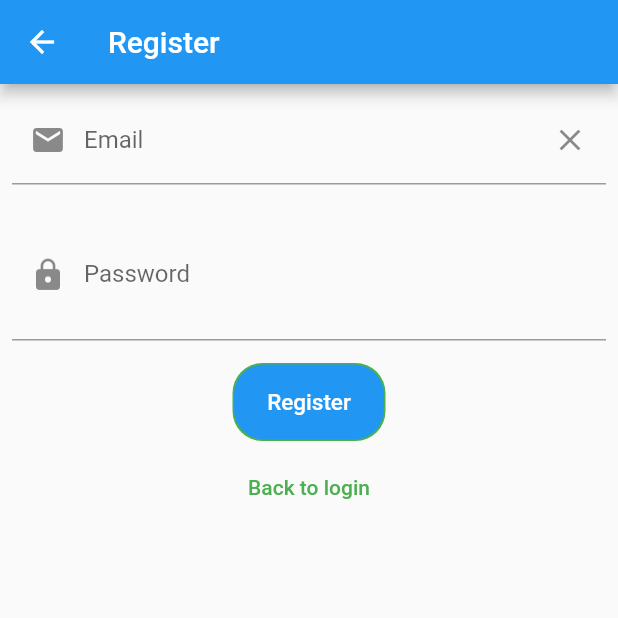
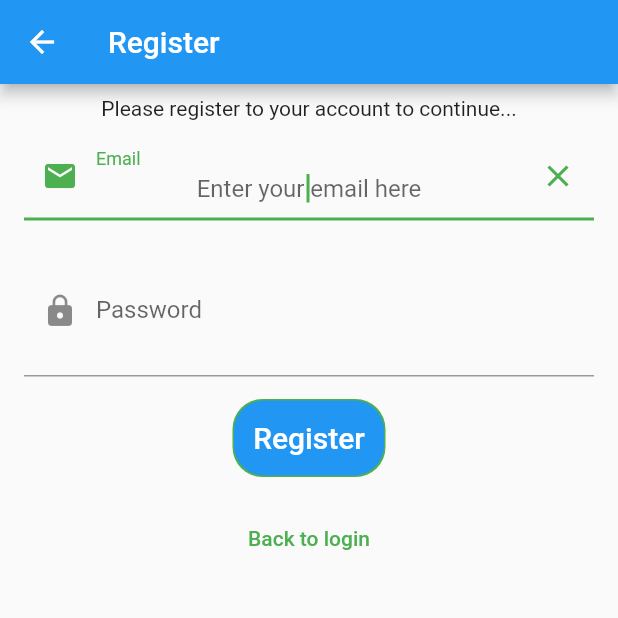
Before and after one commit to ArvinXO/takenote, a Flutter app: the RegisterView screen opened directly, on a phone screen of 412 x 824 dp, the top half of it. Run offline on Flutter 3.47's test engine with Material 2 defaults, Android fonts, the phone set to English and light mode, and no system bars; our stand-ins replace bloc, cloud_firestore, equatable, firebase_auth, firebase_core, flutter_bloc and 2 more; missing offline and left inert: cloud_firestore_web, firebase_analytics_web, firebase_auth_web, firebase_core_web, share_plus_web; accounts and stored records are empty; network calls fail.

Commit message:
AuthEvent + State Forgotten Password + Password Dialog + Handle ShouldRegister + UI Tweaks + Fix tests + kConstant usage for DRY

```diff
--- a/lib/constants/kConstants.dart
+++ b/lib/constants/kConstants.dart
@@ -56,3 +56,14 @@ const kFieldDecoration = InputDecoration(
     borderRadius: BorderRadius.all(Radius.circular(32.0)),
   ),
 );
+
+const k8pad = EdgeInsets.all(8.0);
+const k10pad = EdgeInsets.all(10.0);
+const k10SizedBox = SizedBox(height: 10.0);
+const k20SizedBox = SizedBox(height: 20.0);
+const k24SizedBox = SizedBox(height: 24.0);
+
+const kButtonTextStyle = TextStyle(
+  color: Colors.white,
+  fontSize: 20.0,
+);
--- a/lib/main.dart
+++ b/lib/main.dart
@@ -3,11 +3,7 @@ import 'package:flutter_bloc/flutter_bloc.dart';
 import 'package:takenote/services/auth/bloc/auth_bloc.dart';
 import 'package:takenote/services/auth/firebase_auth_provider.dart';
 import 'package:takenote/views/homepage.dart';
-import 'package:takenote/views/login_view.dart';
 import 'package:takenote/views/notes/create_update_note_view.dart';
-import 'package:takenote/views/notes_view.dart';
-import 'package:takenote/views/register_view.dart';
-import 'package:takenote/views/verify_email_view.dart';
 
 import 'constants/routes.dart';
 
--- a/lib/services/auth/auth_provider.dart
+++ b/lib/services/auth/auth_provider.dart
@@ -13,4 +13,5 @@ abstract class AuthProvider {
   });
   Future<void> logOut();
   Future<void> sendEmailVerification();
+  Future<void> sendPasswordResetEmail({required String toEmail});
 }
--- a/lib/services/auth/auth_service.dart
+++ b/lib/services/auth/auth_service.dart
@@ -41,4 +41,8 @@ class AuthService implements AuthProvider {
 
   @override
   Future<void> sendEmailVerification() => provider.sendEmailVerification();
+
+  @override
+  Future<void> sendPasswordResetEmail({required String toEmail}) =>
+      provider.sendPasswordResetEmail(toEmail: toEmail);
 }
--- a/lib/services/auth/bloc/auth_event.dart
+++ b/lib/services/auth/bloc/auth_event.dart
@@ -37,12 +37,12 @@ class AuthEventShouldRegister extends AuthEvent {
   const AuthEventShouldRegister();
 }
 
-class AuthEventResetPassword extends AuthEvent {
-  final String email;
+class AuthEventForgotPassword extends AuthEvent {
+  final String? email;
 
-  const AuthEventResetPassword(
+  const AuthEventForgotPassword({
     this.email,
-  );
+  });
 }
 
 class AuthEventLogOut extends AuthEvent {
--- a/lib/services/auth/bloc/auth_state.dart
+++ b/lib/services/auth/bloc/auth_state.dart
@@ -18,11 +18,21 @@ class AuthStateUninitialized extends AuthState {
       : super(isLoading: isLoading);
 }
 
-class AuthStateRegestering extends AuthState {
+class AuthStateRegistering extends AuthState {
   final Exception? exception;
 
-  const AuthStateRegestering({required this.exception, required bool isLoading})
+  const AuthStateRegistering({required this.exception, required bool isLoading})
       : super(isLoading: isLoading);
+}
+
+class AuthStateForgotPassword extends AuthState {
+  final Exception? exception;
+  final bool hasSentEmail;
+  const AuthStateForgotPassword({
+    required this.exception,
+    required this.hasSentEmail,
+    required bool isLoading,
+  }) : super(isLoading: isLoading);
 }
 
 class AuthStateLoggedIn extends AuthState {
--- a/lib/views/homepage.dart
+++ b/lib/views/homepage.dart
@@ -4,6 +4,7 @@ import 'package:takenote/helpers/loading/loading_screen.dart';
 import 'package:takenote/services/auth/bloc/auth_bloc.dart';
 import 'package:takenote/services/auth/bloc/auth_event.dart';
 import 'package:takenote/services/auth/bloc/auth_state.dart';
+import 'package:takenote/views/forgot_password_view.dart';
 import 'package:takenote/views/notes_view.dart';
 import 'package:takenote/views/register_view.dart';
 import 'package:takenote/views/verify_email_view.dart';
@@ -32,7 +33,9 @@ class HomePage extends StatelessWidget {
           return const VerifiyEmailView();
         } else if (state is AuthStateLoggedOut) {
           return const LoginView();
-        } else if (state is AuthStateRegestering) {
+        } else if (state is AuthStateForgotPassword) {
+          return const ForgotPasswordView();
+        } else if (state is AuthStateRegistering) {
           return const RegisterView();
         } else {
           return const Scaffold(
--- a/lib/views/notes/create_update_note_view.dart
+++ b/lib/views/notes/create_update_note_view.dart
@@ -1,5 +1,6 @@
 import 'package:flutter/material.dart';
 import 'package:share_plus/share_plus.dart';
+import 'package:takenote/constants/kConstants.dart';
 import 'package:takenote/services/auth/auth_service.dart';
 import 'package:takenote/services/cloud/firebase_cloud_storage.dart';
 import 'package:takenote/utilities/dialogs/cannot_share_empty_note_dialog.dart';
@@ -114,9 +115,7 @@ class _CreateUpdateNoteViewState extends State<CreateUpdateNoteView> {
 
               return Column(
                 children: [
-                  const SizedBox(
-                    height: 20,
-                  ),
+                  k24SizedBox,
                   TextField(
                     controller: _textController,
                     keyboardType: TextInputType.multiline,
--- a/lib/views/register_view.dart
+++ b/lib/views/register_view.dart
@@ -1,6 +1,5 @@
 import 'package:flutter/material.dart';
 import 'package:flutter_bloc/flutter_bloc.dart';
-import 'package:takenote/constants/routes.dart';
 import 'package:takenote/services/auth/auth_exceptions.dart';
 import 'package:takenote/services/auth/auth_service.dart';
 import 'package:takenote/services/auth/bloc/auth_bloc.dart';
@@ -39,7 +38,7 @@ class _RegisterViewState extends State<RegisterView> {
   Widget build(BuildContext context) {
     return BlocListener<AuthBloc, AuthState>(
       listener: (context, state) async {
-        if (state is AuthStateRegestering) {
+        if (state is AuthStateRegistering) {
           if (state.exception is WeakPasswordAuthException) {
             await showErrorDialog(context, 'Weak password');
           } else if (state.exception is GenericAuthException) {
@@ -56,15 +55,24 @@ class _RegisterViewState extends State<RegisterView> {
           title: const Text("Register"),
           backgroundColor: Colors.blue,
         ),
-        body: Column(
+        body: Padding(
+          padding: k8pad,
+          child: Column(
+            crossAxisAlignment: CrossAxisAlignment.start,
             children: [
+              const Center(
+                child: Text(
+                  'Please register to your account to continue...',
+                ),
+              ),
               Padding(
-              padding: const EdgeInsets.all(8.0),
+                padding: k8pad,
                 child: TextField(
                   controller: _email,
                   enableSuggestions: false,
                   autocorrect: false,
                   showCursor: true,
+                  autofocus: true,
                   textAlign: TextAlign.center,
                   decoration: InputDecoration(
                       prefixIcon: const Icon(Icons.email),
@@ -77,7 +85,7 @@ class _RegisterViewState extends State<RegisterView> {
                 ),
               ),
               Padding(
-              padding: const EdgeInsets.all(8.0),
+                padding: k8pad,
                 child: TextField(
                   obscureText: true,
                   showCursor: true,
@@ -93,6 +101,9 @@ class _RegisterViewState extends State<RegisterView> {
                   controller: _password,
                 ),
               ),
+              Center(
+                child: Column(
+                  children: [
                     TextButton(
                       onPressed: () async {
                         final email = _email.text;
@@ -115,15 +126,18 @@ class _RegisterViewState extends State<RegisterView> {
                       child: Container(
                         height: 50,
                         width: 100,
-                decoration: gradientButton.copyWith(color: Colors.blue),
+                        decoration: gradientButton.copyWith(
+                          color: Colors.blue,
+                        ),
                         child: const Center(
                           child: Text(
                             'Register',
-                    style: TextStyle(color: Colors.white, fontSize: 15),
+                            style: kButtonTextStyle,
                           ),
                         ),
                       ),
                     ),
+                    k10SizedBox,
                     TextButton(
                       onPressed: () {
                         if (!mounted) {
@@ -141,10 +155,10 @@ class _RegisterViewState extends State<RegisterView> {
                   ],
                 ),
               ),
+            ],
+          ),
+        ),
+      ),
     );
   }
 }
-
-void navVerifyEmailRoute(BuildContext context) {
-  Navigator.of(context).pushNamed(verifyEmailRoute);
-}
```
Also changed, not shown: lib/helpers/loading/loading_screen.dart (+6 -3 lines), lib/services/auth/bloc/auth_bloc.dart (+41 -1 lines), lib/services/auth/firebase_auth_provider.dart (+20 -0 lines), lib/utilities/dialogs/loading_dialog.dart (+7 -1 lines), lib/utilities/dialogs/password_reset_email_sent_dialog.dart (added, +14 -0 lines), lib/views/forgot_password_view.dart (added, +104 -0 lines), lib/views/login_view.dart (+19 -7 lines), lib/views/verify_email_view.dart (+6 -1 lines), 2 other files. Lines whose indentation alone changed are shown as unchanged.
